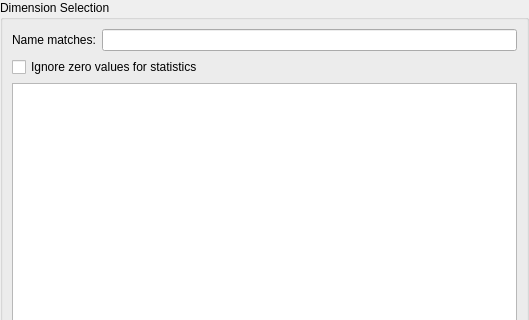
Old version of the form ui/DimensionSelectionWidget.ui in the repository ManiVaultStudio/t-SNE-Analysis; both pictures show x 0 to 529 and y 0 to 320 of the 529 by 485 pixel window.
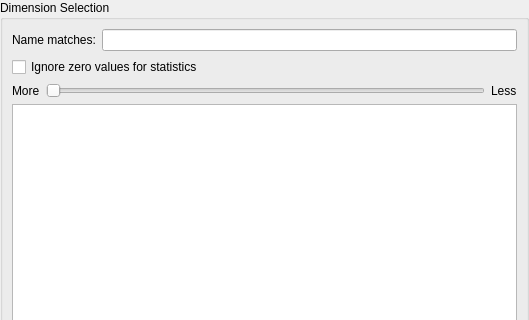
New version of the form.

Commit message:
Add More/Less slider to allow user to specify how many dimensions are shown
Based on standard deviation, as in git.lumc.nl/jeggermont/cytosploretemp.git

The edit to the form file:
```diff
--- a/ui/DimensionSelectionWidget.ui
+++ b/ui/DimensionSelectionWidget.ui
@@ -53,6 +53,43 @@
         </property>
        </widget>
       </item>
+      <item>
+       <layout class="QHBoxLayout" name="horizontalLayout_5">
+        <item>
+         <widget class="QLabel" name="label_3">
+          <property name="sizePolicy">
+           <sizepolicy hsizetype="Fixed" vsizetype="Preferred">
+            <horstretch>0</horstretch>
+            <verstretch>0</verstretch>
+           </sizepolicy>
+          </property>
+          <property name="text">
+           <string>More</string>
+          </property>
+         </widget>
+        </item>
+        <item>
+         <widget class="QSlider" name="horizontalSlider">
+          <property name="orientation">
+           <enum>Qt::Horizontal</enum>
+          </property>
+         </widget>
+        </item>
+        <item>
+         <widget class="QLabel" name="label_4">
+          <property name="sizePolicy">
+           <sizepolicy hsizetype="Fixed" vsizetype="Preferred">
+            <horstretch>0</horstretch>
+            <verstretch>0</verstretch>
+           </sizepolicy>
+          </property>
+          <property name="text">
+           <string>Less</string>
+          </property>
+         </widget>
+        </item>
+       </layout>
+      </item>
       <item>
        <widget class="QTableView" name="tableView">
         <property name="contextMenuPolicy">
```
The commit also changes 2 other files.
